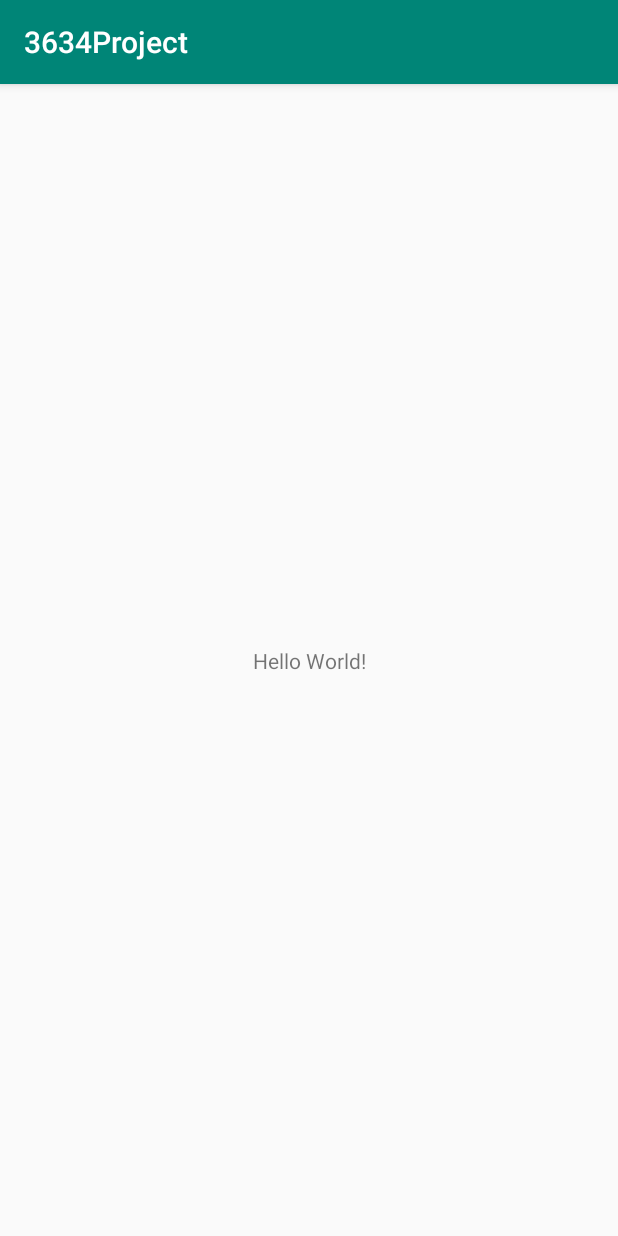
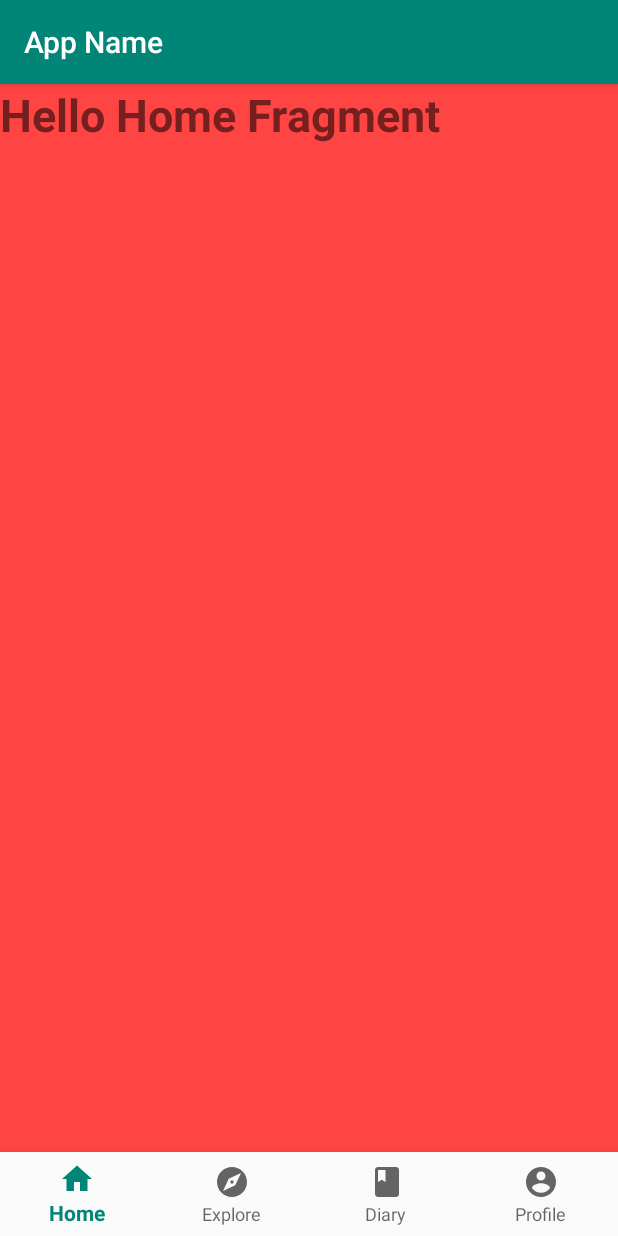
Before and after one commit to clarissalynnn/3634Project, an Android app: the screen it shows after launch (MainActivity), on a phone screen of 412 x 824 dp. Run offline under Robolectric (Android 15) with nearby library versions, the light colour scheme and no system bars.

Commit message:
Add Bottom Navigation Bar + Fragments

```diff
--- a/app/build.gradle
+++ b/app/build.gradle
@@ -23,7 +23,12 @@ dependencies {
     implementation fileTree(dir: 'libs', include: ['*.jar'])
     implementation 'androidx.appcompat:appcompat:1.1.0'
     implementation 'androidx.constraintlayout:constraintlayout:1.1.3'
+    implementation 'androidx.legacy:legacy-support-v4:1.0.0'
     testImplementation 'junit:junit:4.12'
     androidTestImplementation 'androidx.test.ext:junit:1.1.1'
     androidTestImplementation 'androidx.test.espresso:espresso-core:3.2.0'
+
+    implementation "androidx.recyclerview:recyclerview:1.1.0"
+    implementation "androidx.cardview:cardview:1.0.0"
+    implementation 'com.google.android.material:material:1.1.0'
 }
--- /dev/null
+++ b/app/src/main/java/com/example/a3634project/HomeFragment.java
@@ -0,0 +1,28 @@
+package com.example.a3634project;
+
+import android.os.Bundle;
+
+import androidx.fragment.app.Fragment;
+
+import android.view.LayoutInflater;
+import android.view.View;
+import android.view.ViewGroup;
+
+
+/**
+ * A simple {@link Fragment} subclass.
+ */
+public class HomeFragment extends Fragment {
+
+    public HomeFragment() {
+        // Required empty public constructor
+    }
+
+
+    @Override
+    public View onCreateView(LayoutInflater inflater, ViewGroup container,
+                             Bundle savedInstanceState) {
+        // Inflate the layout for this fragment
+        return inflater.inflate(R.layout.fragment_home, container, false);
+    }
+}
--- /dev/null
+++ b/app/src/main/res/drawable/ic_account_circle_black_24dp.xml
@@ -0,0 +1,9 @@
+<vector xmlns:android="http://schemas.android.com/apk/res/android"
+        android:width="24dp"
+        android:height="24dp"
+        android:viewportWidth="24.0"
+        android:viewportHeight="24.0">
+    <path
+        android:fillColor="#FF000000"
+        android:pathData="M12,2C6.48,2 2,6.48 2,12s4.48,10 10,10 10,-4.48 10,-10S17.52,2 12,2zM12,5c1.66,0 3,1.34 3,3s-1.34,3 -3,3 -3,-1.34 -3,-3 1.34,-3 3,-3zM12,19.2c-2.5,0 -4.71,-1.28 -6,-3.22 0.03,-1.99 4,-3.08 6,-3.08 1.99,0 5.97,1.09 6,3.08 -1.29,1.94 -3.5,3.22 -6,3.22z"/>
+</vector>
--- /dev/null
+++ b/app/src/main/res/drawable/ic_book_black_24dp.xml
@@ -0,0 +1,9 @@
+<vector xmlns:android="http://schemas.android.com/apk/res/android"
+        android:width="24dp"
+        android:height="24dp"
+        android:viewportWidth="24.0"
+        android:viewportHeight="24.0">
+    <path
+        android:fillColor="#FF000000"
+        android:pathData="M18,2H6c-1.1,0 -2,0.9 -2,2v16c0,1.1 0.9,2 2,2h12c1.1,0 2,-0.9 2,-2V4c0,-1.1 -0.9,-2 -2,-2zM6,4h5v8l-2.5,-1.5L6,12V4z"/>
+</vector>
--- /dev/null
+++ b/app/src/main/res/drawable/ic_explore_black_24dp.xml
@@ -0,0 +1,9 @@
+<vector xmlns:android="http://schemas.android.com/apk/res/android"
+        android:width="24dp"
+        android:height="24dp"
+        android:viewportWidth="24.0"
+        android:viewportHeight="24.0">
+    <path
+        android:fillColor="#FF000000"
+        android:pathData="M12,10.9c-0.61,0 -1.1,0.49 -1.1,1.1s0.49,1.1 1.1,1.1c0.61,0 1.1,-0.49 1.1,-1.1s-0.49,-1.1 -1.1,-1.1zM12,2C6.48,2 2,6.48 2,12s4.48,10 10,10 10,-4.48 10,-10S17.52,2 12,2zM14.19,14.19L6,18l3.81,-8.19L18,6l-3.81,8.19z"/>
+</vector>
--- /dev/null
+++ b/app/src/main/res/drawable/ic_home_black_24dp.xml
@@ -0,0 +1,9 @@
+<vector xmlns:android="http://schemas.android.com/apk/res/android"
+        android:width="24dp"
+        android:height="24dp"
+        android:viewportWidth="24.0"
+        android:viewportHeight="24.0">
+    <path
+        android:fillColor="#FF000000"
+        android:pathData="M10,20v-6h4v6h5v-8h3L12,3 2,12h3v8z"/>
+</vector>
--- a/app/src/main/res/layout/activity_main.xml
+++ b/app/src/main/res/layout/activity_main.xml
@@ -1,5 +1,5 @@
 <?xml version="1.0" encoding="utf-8"?>
-<androidx.constraintlayout.widget.ConstraintLayout
+<RelativeLayout
     xmlns:android="http://schemas.android.com/apk/res/android"
     xmlns:tools="http://schemas.android.com/tools"
     xmlns:app="http://schemas.android.com/apk/res-auto"
@@ -7,13 +7,19 @@
     android:layout_height="match_parent"
     tools:context=".MainActivity">
 
-    <TextView
-        android:layout_width="wrap_content"
+    <FrameLayout
+        android:id="@+id/fragment_container"
+        android:layout_width="match_parent"
+        android:layout_height="match_parent"
+        android:layout_above="@+id/bottom_navigation"/>
+
+    <com.google.android.material.bottomnavigation.BottomNavigationView
+        android:id="@+id/bottom_navigation"
+        android:layout_width="match_parent"
         android:layout_height="wrap_content"
-        android:text="Hello World!"
-        app:layout_constraintBottom_toBottomOf="parent"
-        app:layout_constraintLeft_toLeftOf="parent"
-        app:layout_constraintRight_toRightOf="parent"
-        app:layout_constraintTop_toTopOf="parent" />
+        android:layout_alignParentBottom="true"
+        app:menu="@menu/bottom_navigation"
+        app:labelVisibilityMode="labeled"
+        android:background="?android:attr/windowBackground"/>
 
-</androidx.constraintlayout.widget.ConstraintLayout>
+</RelativeLayout>
--- /dev/null
+++ b/app/src/main/res/layout/fragment_home.xml
@@ -0,0 +1,17 @@
+<?xml version="1.0" encoding="utf-8"?>
+<FrameLayout xmlns:android="http://schemas.android.com/apk/res/android"
+    xmlns:tools="http://schemas.android.com/tools"
+    android:layout_width="match_parent"
+    android:layout_height="match_parent"
+    tools:context=".HomeFragment"
+    android:background="@android:color/holo_red_light">
+
+    <!-- TODO: Update blank fragment layout -->
+    <TextView
+        android:layout_width="match_parent"
+        android:layout_height="match_parent"
+        android:text="Hello Home Fragment"
+        android:textSize="30sp"
+        android:textStyle="bold" />
+
+</FrameLayout>
--- /dev/null
+++ b/app/src/main/res/menu/bottom_navigation.xml
@@ -0,0 +1,23 @@
+<?xml version="1.0" encoding="utf-8"?>
+<menu xmlns:android="http://schemas.android.com/apk/res/android">
+
+    <item
+        android:id="@+id/nav_home"
+        android:icon="@drawable/ic_home_black_24dp"
+        android:title="Home" />
+
+    <item
+        android:id="@+id/nav_explore"
+        android:icon="@drawable/ic_explore_black_24dp"
+        android:title="Explore" />
+
+    <item
+        android:id="@+id/nav_diary"
+        android:icon="@drawable/ic_book_black_24dp"
+        android:title="Diary" />
+
+    <item
+        android:id="@+id/nav_profile"
+        android:icon="@drawable/ic_account_circle_black_24dp"
+        android:title="Profile" />
+</menu>
--- a/app/src/main/res/values/strings.xml
+++ b/app/src/main/res/values/strings.xml
@@ -1,3 +1,6 @@
 <resources>
-    <string name="app_name">3634Project</string>
+    <string name="app_name">App Name</string>
+
+    <!-- TODO: Remove or change this placeholder text -->
+    <string name="hello_blank_fragment">Hello blank fragment</string>
 </resources>
```
Also changed, not shown: app/src/main/java/com/example/a3634project/DiaryFragment.java (added, +28 -0 lines), app/src/main/java/com/example/a3634project/ExploreFragment.java (added, +28 -0 lines), app/src/main/java/com/example/a3634project/MainActivity.java (+39 -2 lines), app/src/main/java/com/example/a3634project/ProfileFragment.java (added, +28 -0 lines), app/src/main/res/layout/fragment_diary.xml (added, +17 -0 lines), app/src/main/res/layout/fragment_explore.xml (added, +17 -0 lines), app/src/main/res/layout/fragment_profile.xml (added, +17 -0 lines).
